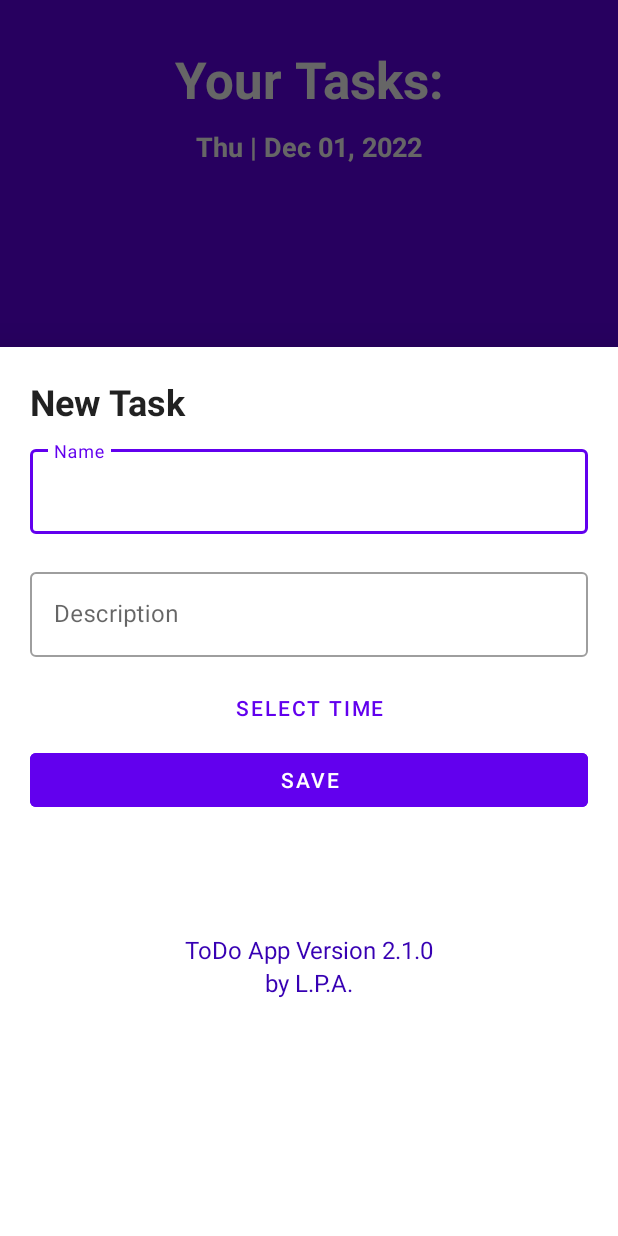
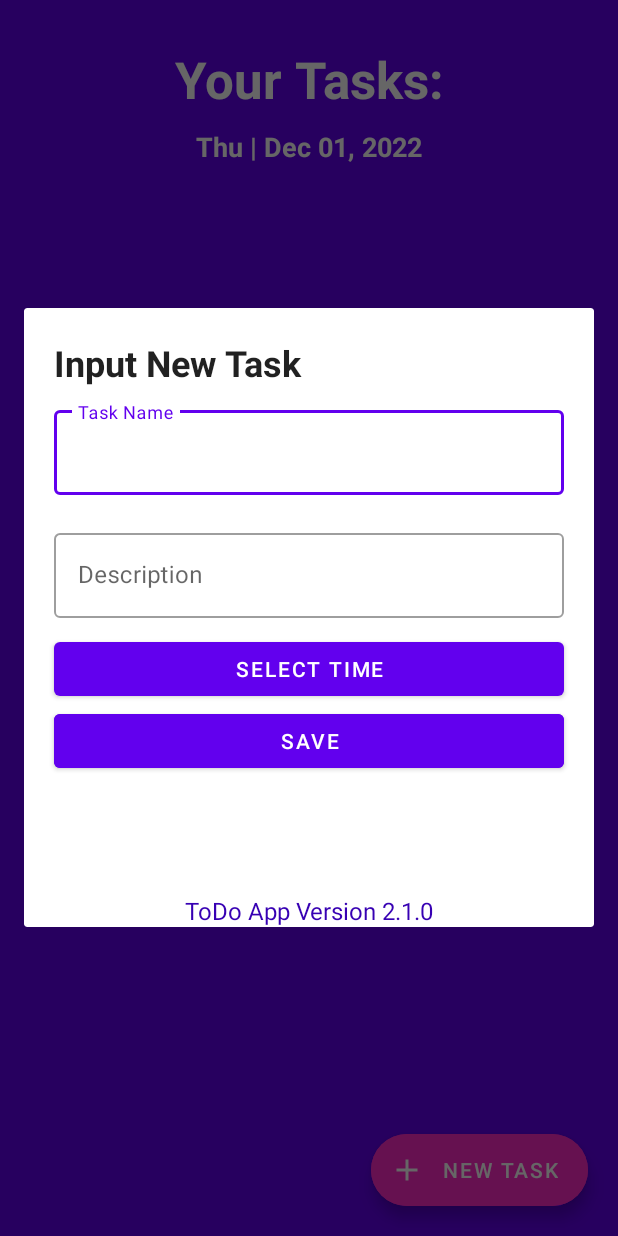
Before and after one commit to GinPaul/mytodoapp_arguez, an Android app: the screen it shows after launch (MainActivity), after a tap on "NEW TASK", on a phone screen of 412 x 824 dp. Run offline under Robolectric (Android 15) with nearby library versions, the phone set to English and light mode, and no system bars; our stand-ins replace Room's generated code.

Commit message:
Dec 1, 2022 commit

```diff
--- a/app/src/main/java/com/kodego/app/todoapp/NewTaskSheet.kt
+++ b/app/src/main/java/com/kodego/app/todoapp/NewTaskSheet.kt
@@ -6,13 +6,15 @@ import android.text.Editable
 import android.view.LayoutInflater
 import android.view.View
 import android.view.ViewGroup
+import androidx.fragment.app.DialogFragment
 import androidx.lifecycle.ViewModelProvider
+import com.google.android.material.bottomnavigation.BottomNavigationItemView
 import com.google.android.material.bottomsheet.BottomSheetDialogFragment
 import com.kodego.app.todoapp.databinding.FragmentNewTaskSheetBinding
 import java.time.LocalTime
 
 
-class NewTaskSheet(var taskItem: TaskItem?) : BottomSheetDialogFragment()
+class NewTaskSheet(var taskItem: TaskItem?) : DialogFragment()
 {
     private lateinit var binding: FragmentNewTaskSheetBinding
     private lateinit var taskViewModel: TaskViewModel
@@ -36,7 +38,7 @@ class NewTaskSheet(var taskItem: TaskItem?) : BottomSheetDialogFragment()
         }
         else
         {
-            binding.taskTitle.text = "New Task"
+            binding.taskTitle.text = "Input New Task"
         }
 
         taskViewModel = ViewModelProvider(activity).get(TaskViewModel::class.java)
--- a/app/src/main/java/com/kodego/app/todoapp/TaskItem.kt
+++ b/app/src/main/java/com/kodego/app/todoapp/TaskItem.kt
@@ -34,3 +34,7 @@ class TaskItem(
         val dateFormatter: DateTimeFormatter = DateTimeFormatter.ISO_DATE
     }
 }
+/**This (@Entity) represents a table within the database.
+ * Room creates a table for each class that has @Entity annotation,
+ * the fields in the class correspond to columns in the table.
+ * Therefore, the entity classes tend to be small model classes that don’t contain any logic.*/
--- a/app/src/main/java/com/kodego/app/todoapp/TaskItemAdapter.kt
+++ b/app/src/main/java/com/kodego/app/todoapp/TaskItemAdapter.kt
@@ -22,3 +22,6 @@ class TaskItemAdapter(
 
     override fun getItemCount(): Int = taskItems.size
 }
+
+/**Adapters provide a binding from an app-specific data set to views that are
+ * displayed within a RecyclerView.*/
--- a/app/src/main/java/com/kodego/app/todoapp/TaskItemRepository.kt
+++ b/app/src/main/java/com/kodego/app/todoapp/TaskItemRepository.kt
@@ -28,3 +28,6 @@ class TaskItemRepository(private val taskItemDao: TaskItemDao)
     }
 
 }
+/**A repository is commonly regarded as the single source of truth in an Android application.
+ * In other words, it acts as an abstraction over a particular data source.
+ * A repository enables an application to consume data without worrying about its origin.*/
--- a/app/src/main/java/com/kodego/app/todoapp/db/TaskItemDatabase.kt
+++ b/app/src/main/java/com/kodego/app/todoapp/db/TaskItemDatabase.kt
@@ -31,3 +31,5 @@ public abstract class TaskItemDatabase : RoomDatabase()
         }
     }
 }
+/**Contains the database holder and serves as the main access point for the underlying
+ * connection to your app’s persisted, relational data.*/
--- a/app/src/main/res/layout/fragment_new_task_sheet.xml
+++ b/app/src/main/res/layout/fragment_new_task_sheet.xml
@@ -1,36 +1,37 @@
 <?xml version="1.0" encoding="utf-8"?>
-<LinearLayout android:orientation="vertical"
-    xmlns:android="http://schemas.android.com/apk/res/android"
+<LinearLayout xmlns:android="http://schemas.android.com/apk/res/android"
+    xmlns:app="http://schemas.android.com/apk/res-auto"
     xmlns:tools="http://schemas.android.com/tools"
     android:layout_width="match_parent"
     android:layout_height="wrap_content"
-    tools:context=".NewTaskSheet"
-    xmlns:app="http://schemas.android.com/apk/res-auto">
+    android:clipToPadding="false"
+    android:orientation="vertical"
+    tools:context=".NewTaskSheet">
 
     <TextView
         android:id="@+id/taskTitle"
         style="@style/TextAppearance.AppCompat.Title"
-        android:layout_width="match_parent"
+        android:layout_width="380dp"
         android:layout_height="match_parent"
         android:layout_marginStart="20dp"
         android:layout_marginTop="20dp"
         android:fontFamily="sans-serif"
         android:text="Input New Task"
         android:textSize="24sp"
-        android:textStyle="bold"/>
+        android:textStyle="bold" />
 
     <com.google.android.material.textfield.TextInputLayout
         style="@style/Widget.MaterialComponents.TextInputLayout.OutlinedBox"
         android:layout_width="match_parent"
         android:layout_height="wrap_content"
-        android:layout_marginVertical="10dp"
-        android:layout_marginHorizontal="20dp">
+        android:layout_marginHorizontal="20dp"
+        android:layout_marginVertical="10dp">
 
         <com.google.android.material.textfield.TextInputEditText
+            android:id="@+id/name"
             android:layout_width="match_parent"
             android:layout_height="match_parent"
-            android:id="@+id/name"
-            android:hint="@string/name"/>
+            android:hint="Task Name" />
 
     </com.google.android.material.textfield.TextInputLayout>
 
@@ -38,14 +39,14 @@
         style="@style/Widget.MaterialComponents.TextInputLayout.OutlinedBox"
         android:layout_width="match_parent"
         android:layout_height="wrap_content"
-        android:layout_marginVertical="10dp"
-        android:layout_marginHorizontal="20dp">
+        android:layout_marginHorizontal="20dp"
+        android:layout_marginVertical="10dp">
 
         <com.google.android.material.textfield.TextInputEditText
+            android:id="@+id/desc"
             android:layout_width="match_parent"
             android:layout_height="match_parent"
-            android:id="@+id/desc"
-            android:hint="@string/description"/>
+            android:hint="@string/description" />
 
     </com.google.android.material.textfield.TextInputLayout>
 
@@ -55,7 +56,7 @@
         android:layout_height="wrap_content"
         android:layout_gravity="center"
         android:layout_marginHorizontal="20dp"
-        android:text="@string/select_time"/>
+        android:text="@string/select_time" />
 
     <com.google.android.material.button.MaterialButton
         android:id="@+id/saveButton"
@@ -64,8 +65,8 @@
         android:layout_gravity="center"
         android:layout_marginHorizontal="20dp"
         android:backgroundTint="?attr/colorPrimary"
-        android:textColor="?colorOnPrimary"
-        android:text="@string/save"/>
+        android:text="@string/save"
+        android:textColor="?colorOnPrimary" />
 
     <TextView
         android:id="@+id/textView"
@@ -77,13 +78,4 @@
         android:textColor="@color/purple_700"
         android:textSize="16sp" />
 
-    <TextView
-        android:id="@+id/textView3"
-        android:layout_width="match_parent"
-        android:layout_height="320dp"
-        android:text="by L.P.A."
-        android:textAlignment="center"
-        android:textColor="@color/purple_700"
-        android:textSize="16sp" />
-
 </LinearLayout>
```
Also changed, not shown: app/src/main/java/com/kodego/app/todoapp/TaskViewModel.kt (+14 -0 lines), app/src/main/java/com/kodego/app/todoapp/db/TaskItemDao.kt (+8 -0 lines).
